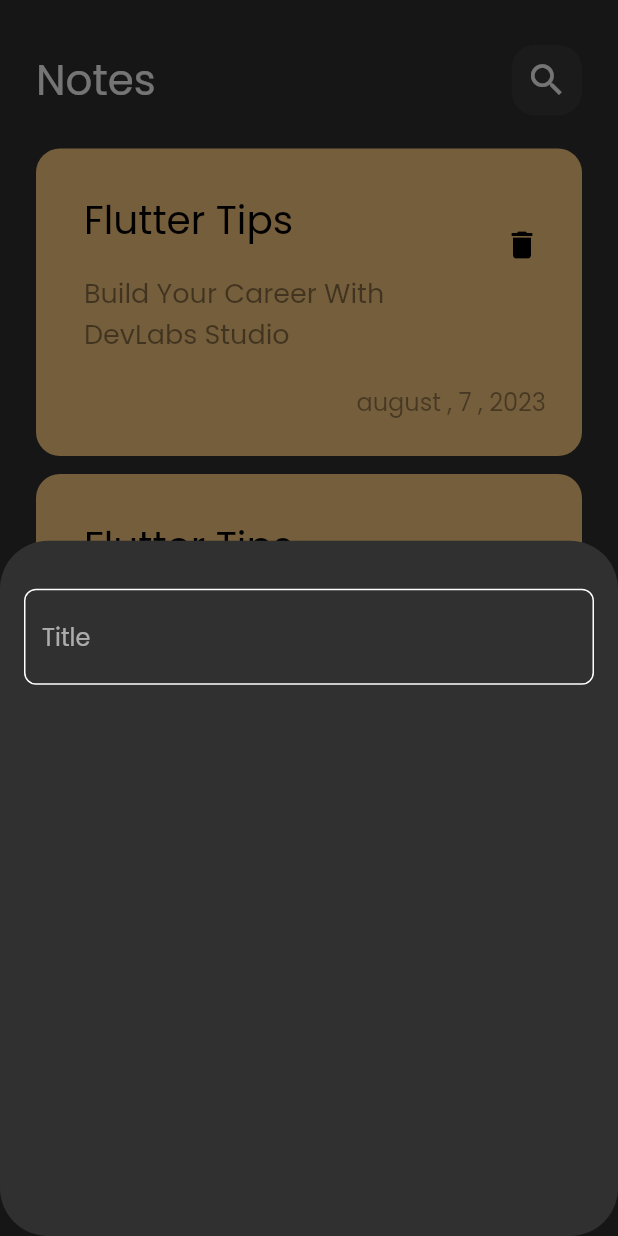
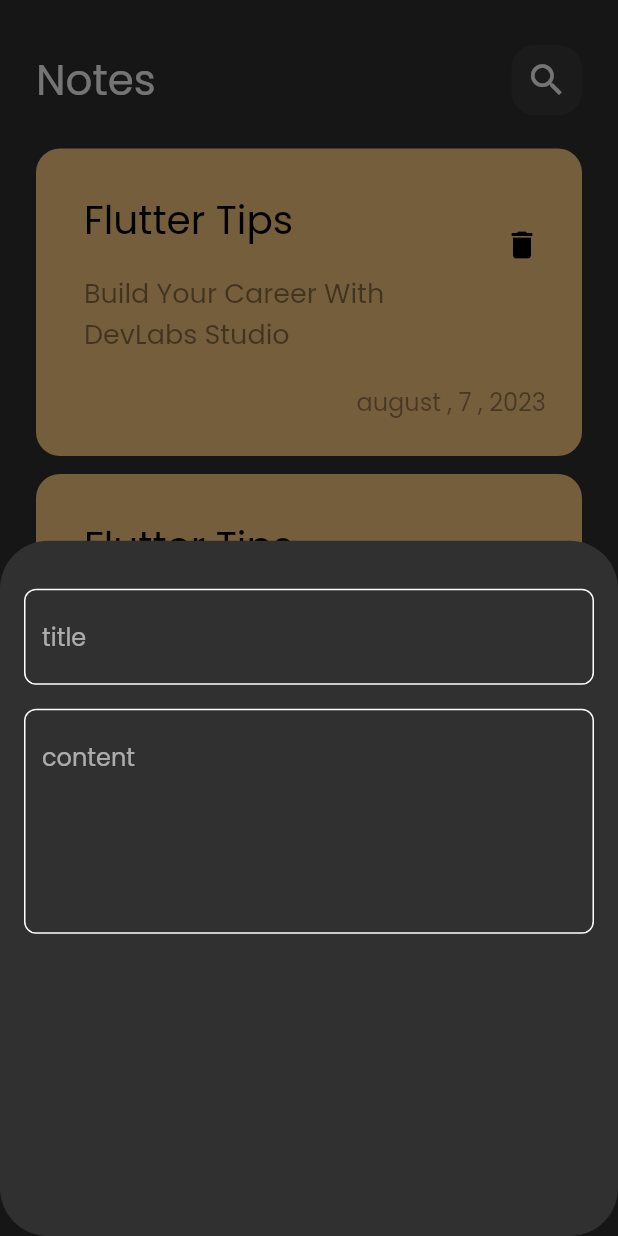
Before and after one commit to Mohamed-Aldakeshy/Notes_app, a Flutter app: the screen it shows after launch, after a tap on the "add" icon, on a phone screen of 412 x 824 dp. Run offline on Flutter 3.47's test engine with Material 2 defaults, Android fonts, the phone set to English and light mode, and no system bars.

Commit message:
Add Fileds To Button Sheet

```diff
--- a/lib/views/Widgets/add_note_button_sheet.dart
+++ b/lib/views/Widgets/add_note_button_sheet.dart
@@ -9,11 +9,20 @@ class AddNoteButtonSheet extends StatelessWidget {
     return Padding(
       padding: const EdgeInsets.symmetric(horizontal: 16),
       child: Column(
-        children: [
+        children: const [
           SizedBox(
             height: 32,
           ),
-          CustomTextField(),
+          CustomTextField(
+            hint: 'title',
+          ),
+          SizedBox(
+            height: 16,
+          ),
+          CustomTextField(
+            hint: 'content',
+            maxLines: 5,
+          ),
         ],
       ),
     );
--- a/lib/views/Widgets/text_field.dart
+++ b/lib/views/Widgets/text_field.dart
@@ -2,14 +2,18 @@ import 'package:flutter/material.dart';
 import 'package:notes_app/constants.dart';
 
 class CustomTextField extends StatelessWidget {
-  const CustomTextField({super.key});
+  const CustomTextField({super.key, required this.hint, this.maxLines = 1});
+
+  final String hint;
+  final int maxLines;
 
   @override
   Widget build(BuildContext context) {
     return TextField(
       cursorColor: kPrimaryColor,
+      maxLines: maxLines,
       decoration: InputDecoration(
-        hintText: 'Title',
+        hintText: hint,
         border: OutlineInputBorder(
           borderRadius: BorderRadius.circular(8),
           borderSide: BorderSide(color: Colors.white),
```
